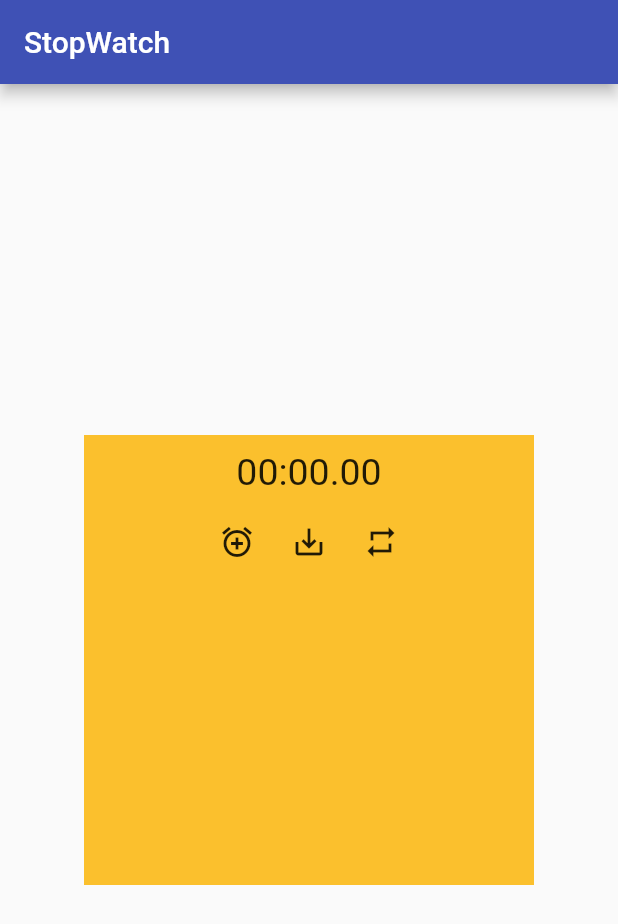
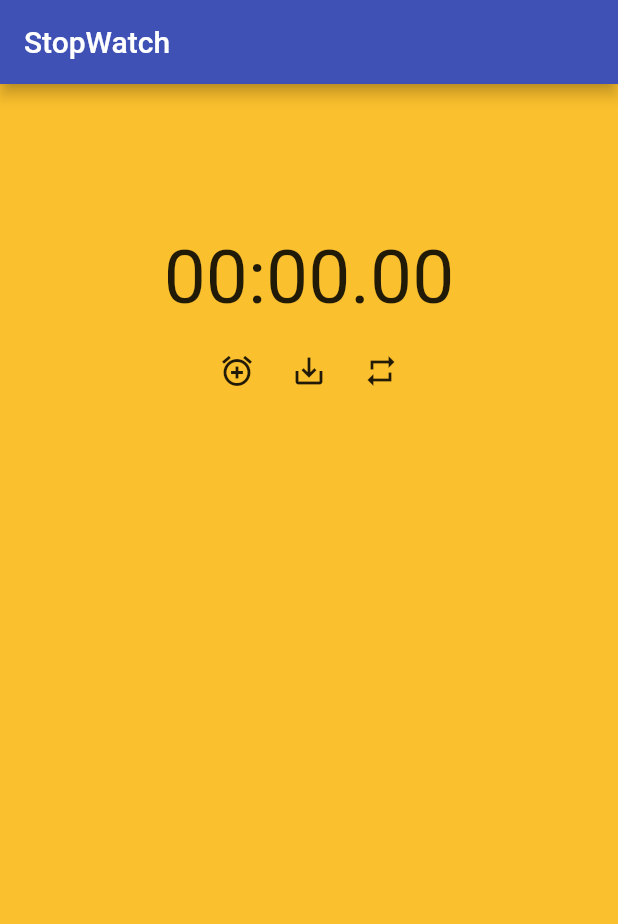
Before and after one commit to FlutterStudyKorea/stop-watch, a Flutter app: the screen it shows after launch, on a phone screen of 412 x 824 dp. Shown: the top 924 px of the screen. Run offline on Flutter 3.47's test engine with Material 2 defaults, Android fonts, the phone set to English and light mode, and no system bars.

Commit message:
stop watch screen 수정

```diff
--- a/stopwatch/lib/stop_watch_screen.dart
+++ b/stopwatch/lib/stop_watch_screen.dart
@@ -17,17 +17,17 @@ class _StopWatchScreenState extends State<StopWatchScreen> {
   @override
   Widget build(BuildContext context) {
     return Align(
-      child: Container(
-        padding: EdgeInsets.all(10),
-        width: 300,
-        height: 300,
+      child: LayoutBuilder(builder: (context, BoxConstraints constraints) {
+        return Container(
+          width: constraints.maxWidth,
+          padding: EdgeInsets.only(top: 100),
           color: Colors.yellow.shade700,
           child: Column(
             mainAxisAlignment: MainAxisAlignment.center,
             children: [
               Text(
                 elapsedTime,
-              style: TextStyle(fontSize: 25),
+                style: TextStyle(fontSize: 50),
               ),
               SizedBox(
                 height: 8.0,
@@ -87,7 +87,8 @@ class _StopWatchScreenState extends State<StopWatchScreen> {
               ),
             ],
           ),
-      ),
+        );
+      }),
       alignment: Alignment.center,
     );
   }
```
Lines whose indentation alone changed are shown as unchanged.
